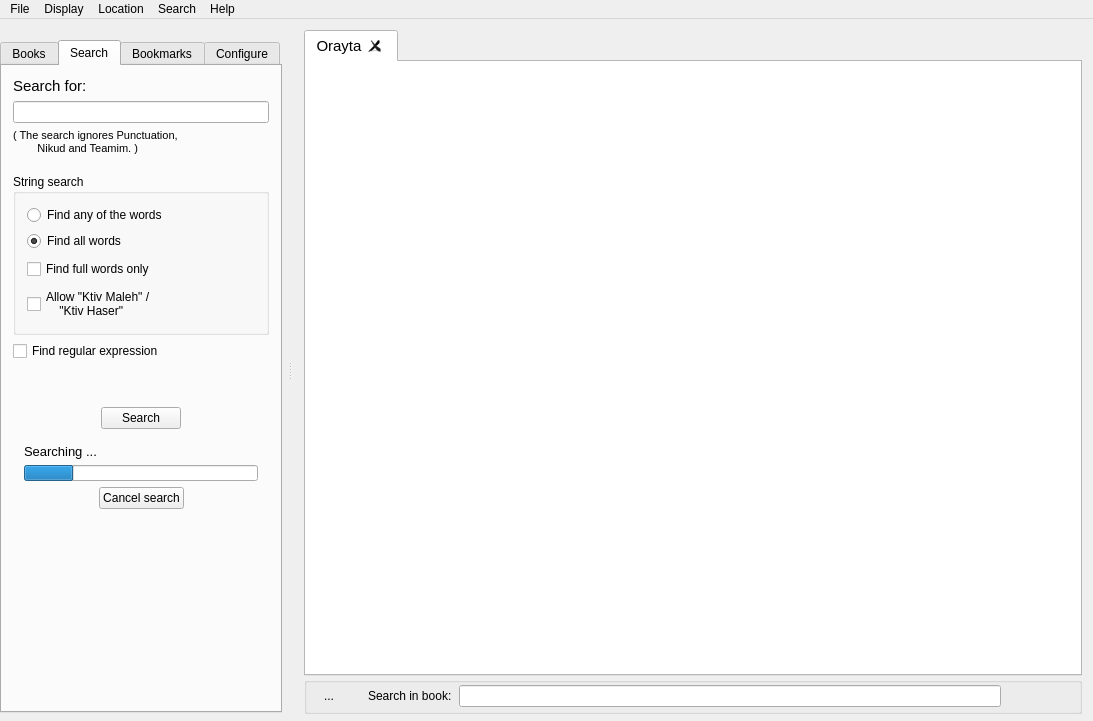
The window that trunk/mainwindow.ui (MosheWagner/Orayta-QT) describes before a commit, drawn with Qt 5.
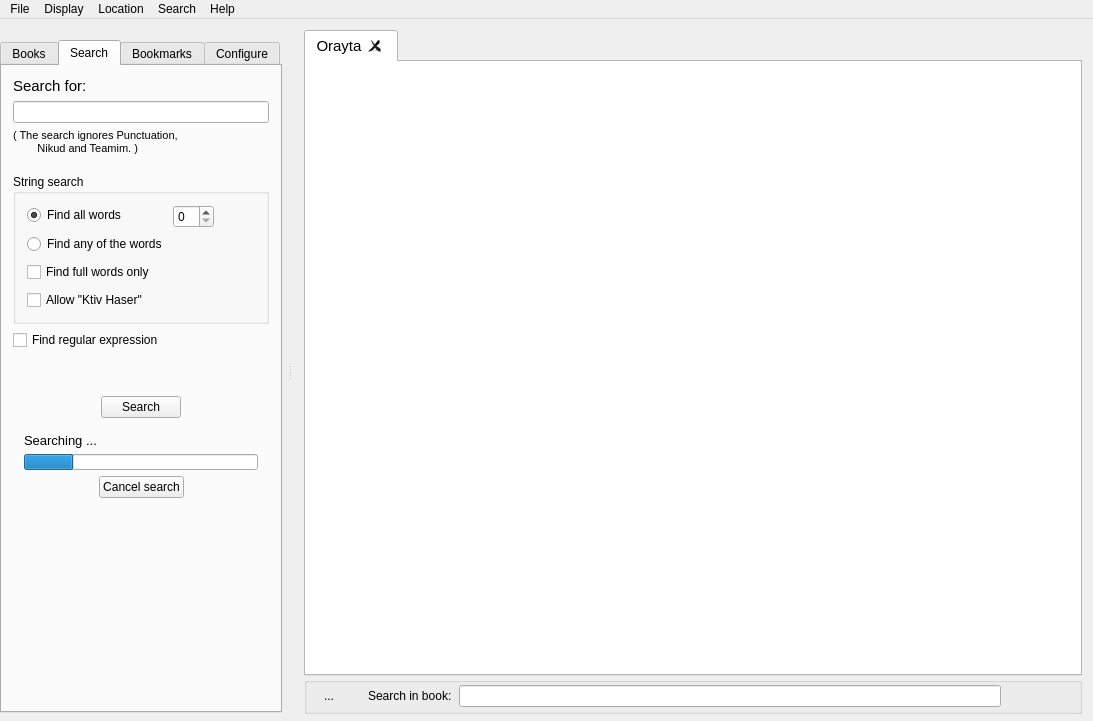
The same window after the commit. The open tabs and pages were chosen to show the change. Icons and pictures are not drawn. Custom widgets are drawn as their Qt base class.

Commit message: few improving in the new search tab

What changed in the file:
```diff
--- a/trunk/mainwindow.ui
+++ b/trunk/mainwindow.ui
@@ -1167,24 +1167,18 @@
                <number>8</number>
               </property>
               <item>
-               <layout class="QVBoxLayout" name="verticalLayout_14">
-                <property name="topMargin">
-                 <number>0</number>
+               <layout class="QFormLayout" name="formLayout">
+                <property name="fieldGrowthPolicy">
+                 <enum>QFormLayout::FieldsStayAtSizeHint</enum>
                 </property>
-                <item>
-                 <widget class="QRadioButton" name="radioButton">
-                  <property name="font">
-                   <font>
-                    <pointsize>9</pointsize>
-                   </font>
-                  </property>
-                  <property name="text">
-                   <string>Find any of the words</string>
-                  </property>
-                 </widget>
-                </item>
-                <item>
+                <item row="0" column="0">
                  <widget class="QRadioButton" name="radioButton_2">
+                  <property name="sizePolicy">
+                   <sizepolicy hsizetype="Fixed" vsizetype="Fixed">
+                    <horstretch>0</horstretch>
+                    <verstretch>0</verstretch>
+                   </sizepolicy>
+                  </property>
                   <property name="font">
                    <font>
                     <pointsize>9</pointsize>
@@ -1198,6 +1192,31 @@
                   </property>
                  </widget>
                 </item>
+                <item row="1" column="0">
+                 <widget class="QRadioButton" name="radioButton">
+                  <property name="font">
+                   <font>
+                    <pointsize>9</pointsize>
+                   </font>
+                  </property>
+                  <property name="text">
+                   <string>Find any of the words</string>
+                  </property>
+                 </widget>
+                </item>
+                <item row="0" column="1">
+                 <widget class="QSpinBox" name="spinBox">
+                  <property name="minimumSize">
+                   <size>
+                    <width>0</width>
+                    <height>0</height>
+                   </size>
+                  </property>
+                  <property name="toolTip">
+                   <string>spacing (in words)</string>
+                  </property>
+                 </widget>
+                </item>
                </layout>
               </item>
               <item>
@@ -1220,8 +1239,7 @@
                  </font>
                 </property>
                 <property name="text">
-                 <string>Allow &quot;Ktiv Maleh&quot; /
-    &quot;Ktiv Haser&quot;</string>
+                 <string>Allow &quot;Ktiv Haser&quot;</string>
                 </property>
                 <property name="tristate">
                  <bool>false</bool>
@@ -1249,7 +1267,7 @@
               <enum>Qt::Vertical</enum>
              </property>
              <property name="sizeType">
-              <enum>QSizePolicy::Maximum</enum>
+              <enum>QSizePolicy::Preferred</enum>
              </property>
              <property name="sizeHint" stdset="0">
               <size>
```
The commit also changes 4 other files.
